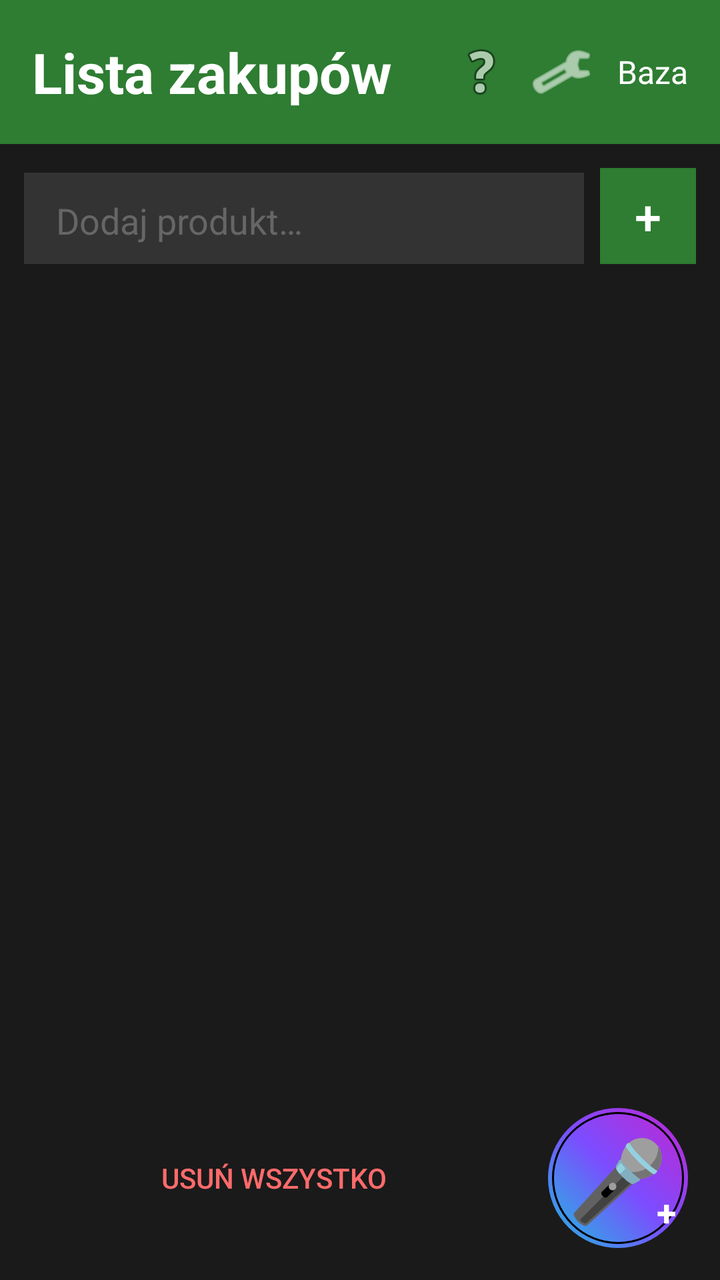
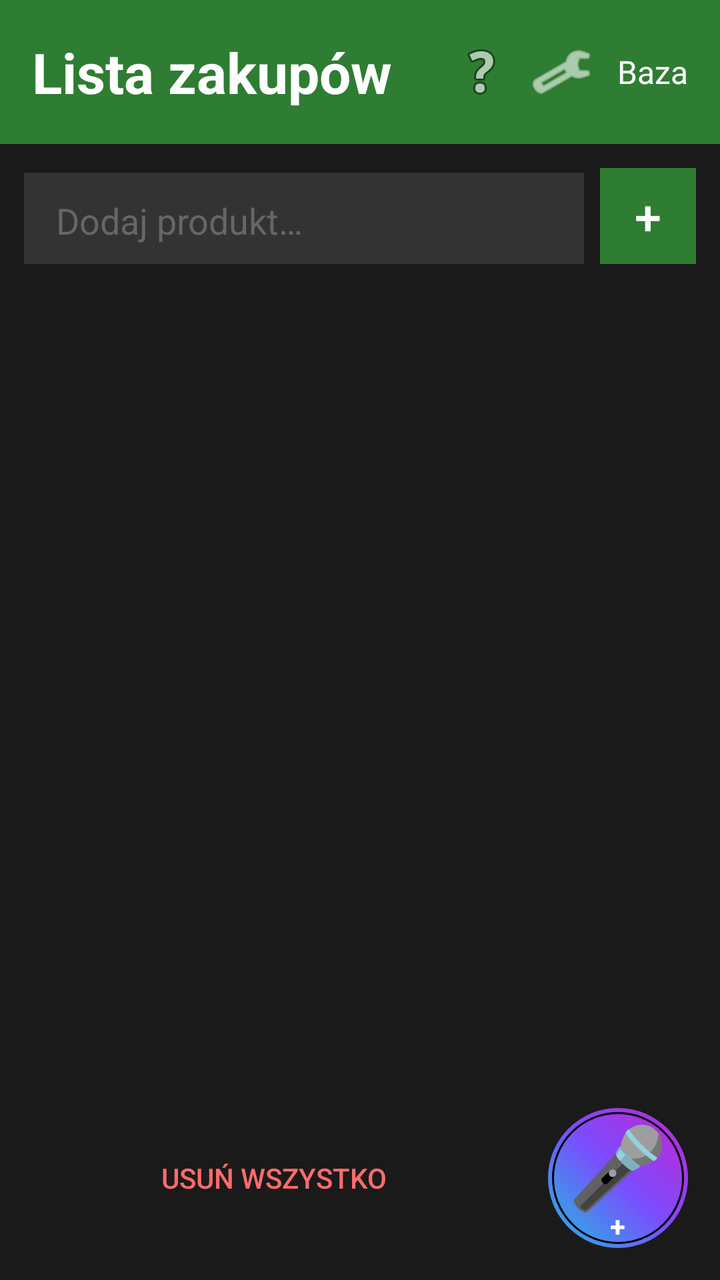

The first picture is an Android layout as it rendered before a commit; the second is the same layout after the commit. The layout source and the unified diff follow.
<!-- AndroidManifest.xml: application theme Theme.MarkaLista -->
<!-- res/layout/activity_main.xml -->
<?xml version="1.0" encoding="utf-8"?>
<LinearLayout xmlns:android="http://schemas.android.com/apk/res/android"
    android:layout_width="match_parent"
    android:layout_height="match_parent"
    android:orientation="vertical"
    android:background="#1a1a1a">

    <LinearLayout
        android:layout_width="match_parent"
        android:layout_height="wrap_content"
        android:orientation="horizontal"
        android:background="#2E7D32"
        android:padding="16dp"
        android:gravity="center_vertical">
        <TextView
            android:id="@+id/title"
            android:layout_width="0dp"
            android:layout_height="wrap_content"
            android:layout_weight="1"
            android:text="@string/title"
            android:textSize="28sp"
            android:textColor="#FFFFFF"
            android:textStyle="bold" />
        <ImageButton
            android:id="@+id/helpButton"
            android:layout_width="40dp"
            android:layout_height="40dp"
            android:src="@android:drawable/ic_menu_help"
            android:background="?attr/selectableItemBackground"
            android:contentDescription="@string/help" />
        <ImageButton
            android:id="@+id/settingsButton"
            android:layout_width="40dp"
            android:layout_height="40dp"
            android:src="@android:drawable/ic_menu_manage"
            android:background="?attr/selectableItemBackground"
            android:contentDescription="@string/settings"
            android:tint="#FFFFFF" />
        <TextView
            android:id="@+id/bazaButton"
            android:layout_width="wrap_content"
            android:layout_height="wrap_content"
            android:text="@string/base"
            android:textColor="#FFFFFF"
            android:textSize="16sp"
            android:paddingStart="8dp" />
    </LinearLayout>

    <LinearLayout
        android:layout_width="match_parent"
        android:layout_height="wrap_content"
        android:orientation="horizontal"
        android:padding="12dp"
        android:background="#1a1a1a">
        <EditText
            android:id="@+id/productInput"
            android:layout_width="0dp"
            android:layout_height="48dp"
            android:layout_weight="1"
            android:hint="@string/add_product_hint"
            android:textColor="#FFFFFF"
            android:textColorHint="#666666"
            android:background="#333333"
            android:paddingStart="16dp"
            android:paddingEnd="16dp"
            android:layout_marginEnd="8dp"
            android:inputType="text" />
        <Button
            android:id="@+id/addButton"
            android:layout_width="48dp"
            android:layout_height="48dp"
            android:text="+"
            android:textSize="24sp"
            android:background="#2E7D32"
            android:textColor="#FFFFFF" />
    </LinearLayout>

    <FrameLayout
        android:layout_width="match_parent"
        android:layout_height="0dp"
        android:layout_weight="1">

        <androidx.recyclerview.widget.RecyclerView
            android:id="@+id/productList"
            android:layout_width="match_parent"
            android:layout_height="match_parent"
            android:padding="12dp"
            android:background="#00000000"
            android:nestedScrollingEnabled="false"
            android:scrollbars="none" />

        <LinearLayout
            android:id="@+id/emptyStateContainer"
            android:layout_width="match_parent"
            android:layout_height="match_parent"
            android:orientation="vertical"
            android:gravity="center"
            android:padding="16dp"
            android:visibility="gone">
            <TextView
                android:id="@+id/cartEmoji"
                android:layout_width="wrap_content"
                android:layout_height="wrap_content"
                android:text="🛒"
                android:textSize="120sp"
                android:layout_marginBottom="16dp" />
            <TextView
                android:layout_width="wrap_content"
                android:layout_height="wrap_content"
                android:text="@string/empty_list"
                android:textColor="#FFFFFF"
                android:textSize="24sp"
                android:textStyle="bold" />
            <TextView
                android:layout_width="wrap_content"
                android:layout_height="wrap_content"
                android:text="@string/empty_message"
                android:textColor="#999999"
                android:textSize="16sp"
                android:layout_marginTop="16dp"
                android:gravity="center" />
        </LinearLayout>
    </FrameLayout>

    <LinearLayout
        android:layout_width="match_parent"
        android:layout_height="wrap_content"
        android:orientation="horizontal"
        android:gravity="center_vertical"
        android:padding="16dp"
        android:paddingBottom="32dp"
        android:background="#1a1a1a">

        <Button
            android:id="@+id/deleteAllButton"
            android:layout_width="0dp"
            android:layout_height="48dp"
            android:layout_weight="1"
            android:text="Usuń wszystko"
            android:textColor="#FF6B6B"
            android:textSize="14sp"
            android:background="?attr/selectableItemBackground"
            android:layout_marginEnd="16dp" />

        <FrameLayout
            android:layout_width="70dp"
            android:layout_height="70dp">

            
            <View
                android:layout_width="70dp"
                android:layout_height="70dp"
                android:background="@drawable/mic_button_new" />

            
            <TextView
                android:layout_width="wrap_content"
                android:layout_height="wrap_content"
                android:text="🎤"
                android:textSize="40sp"
                android:textColor="#FFFFFF"
                android:layout_gravity="center" />

            
            <TextView
                android:layout_width="wrap_content"
                android:layout_height="wrap_content"
                android:text="+"
                android:textSize="18sp"
                android:textStyle="bold"
                android:textColor="#FFFFFF"
                android:layout_gravity="bottom|end"
                android:layout_marginEnd="6dp"
                android:layout_marginBottom="6dp" />

            
            <Button
                android:id="@+id/micButton"
                android:layout_width="70dp"
                android:layout_height="70dp"
                android:background="@android:color/transparent"
                android:contentDescription="@string/help" />
        </FrameLayout>
    </LinearLayout>
</LinearLayout>
<!-- resources referenced by this layout -->
<resources>
  <!-- drawable mic_button_new (drawable) -->
  <?xml version="1.0" encoding="utf-8"?>
  <layer-list xmlns:android="http://schemas.android.com/apk/res/android">
      
      <item>
          <shape android:shape="oval">
              <gradient
                  android:type="linear"
                  android:angle="45"
                  android:startColor="#22b8e0"
                  android:centerColor="#7b4dff"
                  android:endColor="#c026d3" />
          </shape>
      </item>
  
      
      <item android:bottom="2dp" android:left="2dp" android:right="2dp" android:top="2dp">
          <shape android:shape="oval">
              <gradient
                  android:type="linear"
                  android:angle="45"
                  android:startColor="#22b8e0"
                  android:centerColor="#7b4dff"
                  android:endColor="#c026d3" />
              <stroke android:width="1dp" android:color="#000000" android:dashWidth="0dp" />
          </shape>
      </item>
  </layer-list>
  <string name="add_product_hint">Dodaj produkt…</string>
  <string name="base">Baza</string>
  <string name="empty_list">Lista jest pusta</string>
  <string name="empty_message">Przytrzymaj mikrofon i powiedz, co kupić, albo wpisz u góry.</string>
  <string name="help">Pomoc</string>
  <string name="settings">Ustawienia</string>
  <string name="title">Lista zakupów</string>
  <style name="Theme.MarkaLista" parent="Theme.AppCompat.NoActionBar">
          <item name="colorPrimary">@color/black</item>
          <item name="colorPrimaryDark">@color/black</item>
          <item name="colorAccent">@color/red</item>
      </style>
  <color name="black">#1a1a1a</color>
  <color name="red">#FF0000</color>
</resources>

<!-- the commit's change to res/layout/activity_main.xml (unified diff, before → after) -->
@@ -142,44 +142,32 @@
             android:background="?attr/selectableItemBackground"
             android:layout_marginEnd="16dp" />
 
-        <FrameLayout
+        <LinearLayout
+            android:id="@+id/micButton"
             android:layout_width="70dp"
-            android:layout_height="70dp">
+            android:layout_height="70dp"
+            android:orientation="vertical"
+            android:gravity="center"
+            android:background="@drawable/mic_button_new"
+            android:contentDescription="@string/help">
 
-            
-            <View
-                android:layout_width="70dp"
-                android:layout_height="70dp"
-                android:background="@drawable/mic_button_new" />
-
-            
             <TextView
                 android:layout_width="wrap_content"
                 android:layout_height="wrap_content"
                 android:text="🎤"
                 android:textSize="40sp"
                 android:textColor="#FFFFFF"
-                android:layout_gravity="center" />
+                android:gravity="center" />
 
-            
             <TextView
                 android:layout_width="wrap_content"
                 android:layout_height="wrap_content"
                 android:text="+"
-                android:textSize="18sp"
+                android:textSize="14sp"
                 android:textStyle="bold"
                 android:textColor="#FFFFFF"
-                android:layout_gravity="bottom|end"
-                android:layout_marginEnd="6dp"
-                android:layout_marginBottom="6dp" />
-
-            
-            <Button
-                android:id="@+id/micButton"
-                android:layout_width="70dp"
-                android:layout_height="70dp"
-                android:background="@android:color/transparent"
-                android:contentDescription="@string/help" />
-        </FrameLayout>
+                android:gravity="center"
+                android:layout_marginTop="-6dp" />
+        </LinearLayout>
     </LinearLayout>
 </LinearLayout>
